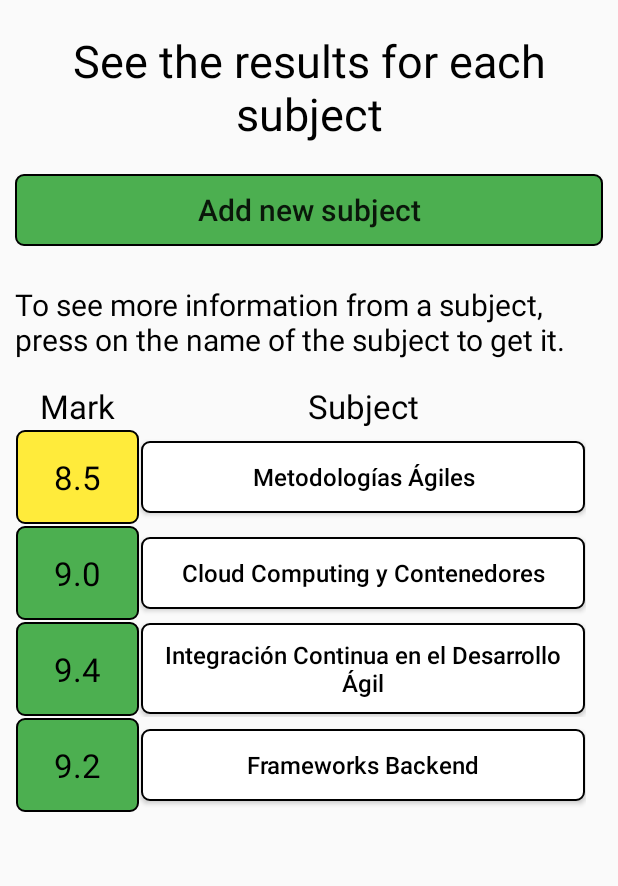
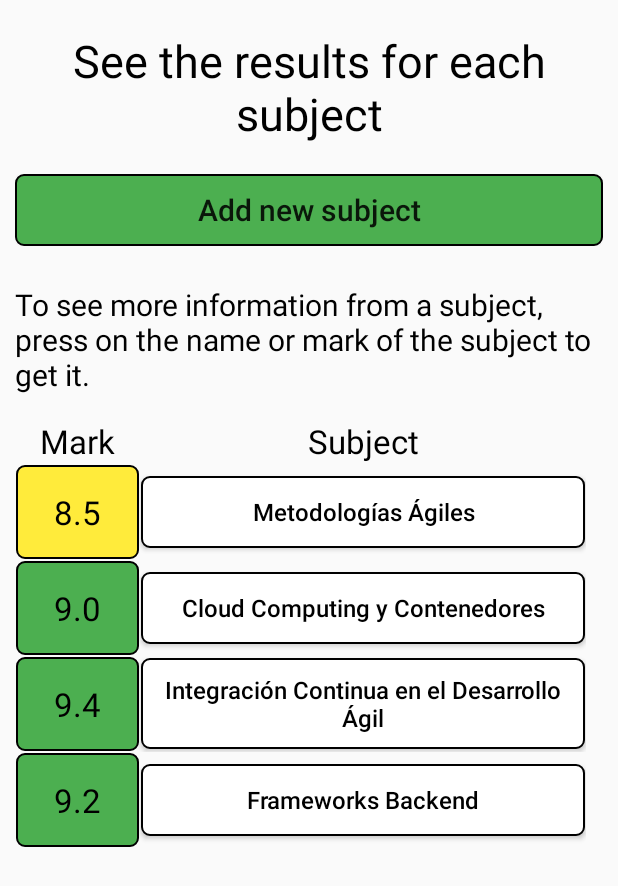
Before and after one commit to SergiodelaMata/nativeAndroidApplicationBasic, an Android app: the screen it shows after launch (MainActivity), on a phone screen of 412 x 824 dp. Shown: the top 886 px of the screen. Run offline under Robolectric (Android 15) with nearby library versions, the phone set to English and light mode, and no system bars.

Commit message:
:memo: Updated text from vocabulary.

```diff
--- a/app/src/main/res/values/strings.xml
+++ b/app/src/main/res/values/strings.xml
@@ -24,5 +24,5 @@
     <string name="TitleDataSubject">Data from subject</string>
     <string name="ModifyDataSubject">Update data</string>
     <string name="DeleteDataSubject">Delete subject</string>
-    <string name="ShowDetailsSubject">To see more information from a subject, press on the name of the subject to get it.</string>
+    <string name="ShowDetailsSubject">To see more information from a subject, press on the name or mark of the subject to get it.</string>
 </resources>
```
Also changed, not shown: 2 other files.
